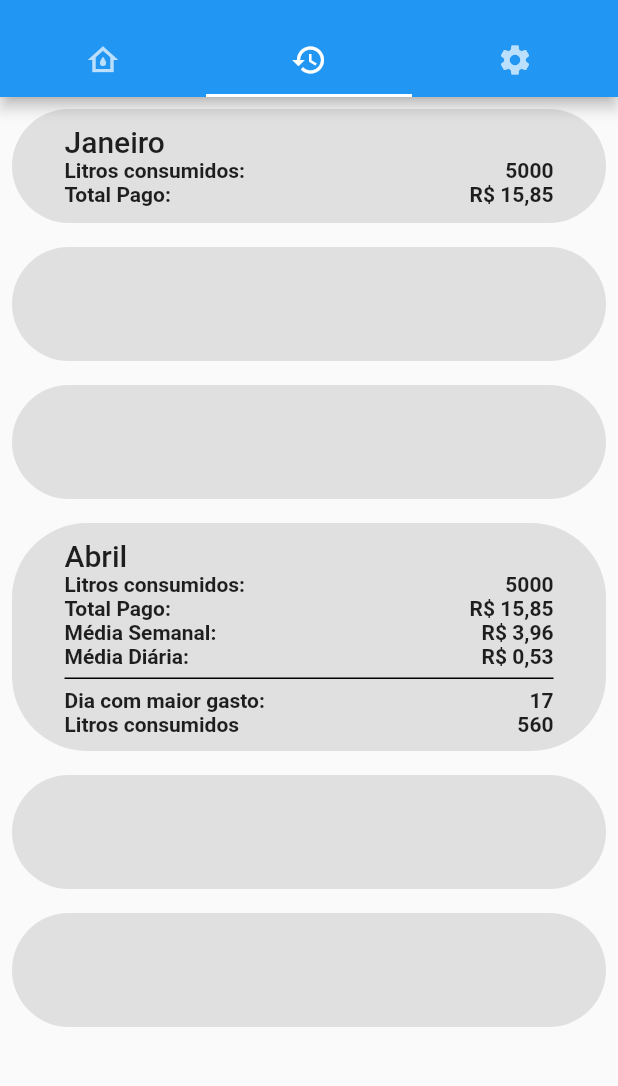
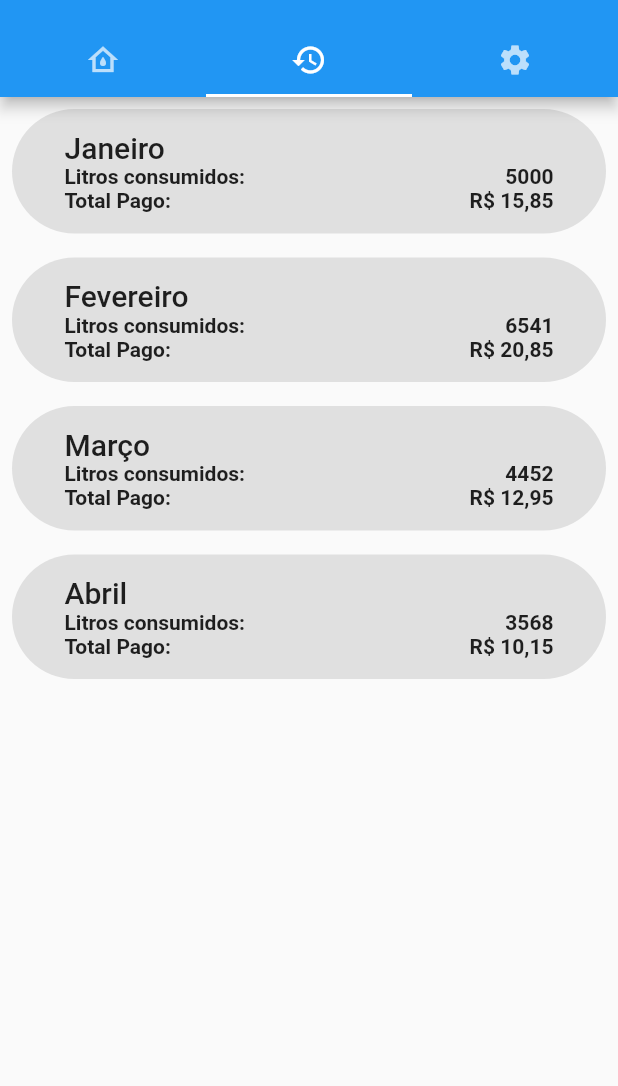
Before and after one commit to lucasdessy/flux-software, a Flutter app: the screen it shows after launch, tab 2 chosen, on a phone screen of 412 x 824 dp, the part 59-1145 px from its top. Run offline on Flutter 3.47's test engine with Material 2 defaults, Android fonts, the phone set to English and light mode, and no system bars; our stand-ins replace bloc, flutter_bloc, freezed_annotation, get_it, injectable.

Commit message:
made history tab more dynamic

```diff
--- /dev/null
+++ b/lib/domain/history/history.dart
@@ -0,0 +1,17 @@
+class History {
+  final String month;
+  final double consumedLiters;
+  final double totalPaid;
+  double get semanalAvg => totalPaid / 4;
+  double get diaryAvg => totalPaid / 30;
+  final int mostConsumedDay;
+  final double consumedLitersOnMostConsumedDay;
+
+  const History({
+    required this.month,
+    required this.consumedLiters,
+    required this.totalPaid,
+    required this.consumedLitersOnMostConsumedDay,
+    required this.mostConsumedDay,
+  });
+}
--- /dev/null
+++ b/lib/presentation/core/components/expansion_tile_flux.dart
@@ -0,0 +1,318 @@
+// Copy pasta from flutter source code. Modified to not
+// accept trailings and remove elevation/border
+
+// Copyright 2014 The Flutter Authors. All rights reserved.
+// Use of this source code is governed by a BSD-style license that can be
+// found in the LICENSE file.
+
+import 'package:flutter/material.dart';
+
+const Duration _kExpand = Duration(milliseconds: 200);
+
+/// A single-line [ListTile] with a trailing button that expands or collapses
+/// the tile to reveal or hide the [children].
+///
+/// This widget is typically used with [ListView] to create an
+/// "expand / collapse" list entry. When used with scrolling widgets like
+/// [ListView], a unique [PageStorageKey] must be specified to enable the
+/// [ExpansionTileFlux] to save and restore its expanded state when it is scrolled
+/// in and out of view.
+///
+/// This class overrides the [ListTileTheme.iconColor] and [ListTileTheme.textColor]
+/// theme properties for its [ListTile]. These colors animate between values when
+/// the tile is expanded and collapsed: between [iconColor], [collapsedIconColor] and
+/// between [textColor] and [collapsedTextColor].
+///
+/// See also:
+///
+///  * [ListTile], useful for creating expansion tile [children] when the
+///    expansion tile represents a sublist.
+///  * The "Expand and collapse" section of
+///    <https://material.io/components/lists#types>
+class ExpansionTileFlux extends StatefulWidget {
+  /// Creates a single-line [ListTile] with a trailing button that expands or collapses
+  /// the tile to reveal or hide the [children]. The [initiallyExpanded] property must
+  /// be non-null.
+  const ExpansionTileFlux({
+    Key? key,
+    this.leading,
+    required this.title,
+    this.subtitle,
+    this.onExpansionChanged,
+    this.children = const <Widget>[],
+    this.initiallyExpanded = false,
+    this.maintainState = false,
+    this.tilePadding,
+    this.expandedCrossAxisAlignment,
+    this.expandedAlignment,
+    this.childrenPadding,
+    this.backgroundColor,
+    this.collapsedBackgroundColor,
+    this.textColor,
+    this.collapsedTextColor,
+    this.iconColor,
+    this.collapsedIconColor,
+  })  : assert(initiallyExpanded != null),
+        assert(maintainState != null),
+        assert(
+          expandedCrossAxisAlignment != CrossAxisAlignment.baseline,
+          'CrossAxisAlignment.baseline is not supported since the expanded children '
+          'are aligned in a column, not a row. Try to use another constant.',
+        ),
+        super(key: key);
+
+  /// A widget to display before the title.
+  ///
+  /// Typically a [CircleAvatar] widget.
+  final Widget? leading;
+
+  /// The primary content of the list item.
+  ///
+  /// Typically a [Text] widget.
+  final Widget title;
+
+  /// Additional content displayed below the title.
+  ///
+  /// Typically a [Text] widget.
+  final Widget? subtitle;
+
+  /// Called when the tile expands or collapses.
+  ///
+  /// When the tile starts expanding, this function is called with the value
+  /// true. When the tile starts collapsing, this function is called with
+  /// the value false.
+  final ValueChanged<bool>? onExpansionChanged;
+
+  /// The widgets that are displayed when the tile expands.
+  ///
+  /// Typically [ListTile] widgets.
+  final List<Widget> children;
+
+  /// The color to display behind the sublist when expanded.
+  final Color? backgroundColor;
+
+  /// When not null, defines the background color of tile when the sublist is collapsed.
+  final Color? collapsedBackgroundColor;
+
+  /// Specifies if the list tile is initially expanded (true) or collapsed (false, the default).
+  final bool initiallyExpanded;
+
+  /// Specifies whether the state of the children is maintained when the tile expands and collapses.
+  ///
+  /// When true, the children are kept in the tree while the tile is collapsed.
+  /// When false (default), the children are removed from the tree when the tile is
+  /// collapsed and recreated upon expansion.
+  final bool maintainState;
+
+  /// Specifies padding for the [ListTile].
+  ///
+  /// Analogous to [ListTile.contentPadding], this property defines the insets for
+  /// the [leading], [title], [subtitle] and [trailing] widgets. It does not inset
+  /// the expanded [children] widgets.
+  ///
+  /// When the value is null, the tile's padding is `EdgeInsets.symmetric(horizontal: 16.0)`.
+  final EdgeInsetsGeometry? tilePadding;
+
+  /// Specifies the alignment of [children], which are arranged in a column when
+  /// the tile is expanded.
+  ///
+  /// The internals of the expanded tile make use of a [Column] widget for
+  /// [children], and [Align] widget to align the column. The `expandedAlignment`
+  /// parameter is passed directly into the [Align].
+  ///
+  /// Modifying this property controls the alignment of the column within the
+  /// expanded tile, not the alignment of [children] widgets within the column.
+  /// To align each child within [children], see [expandedCrossAxisAlignment].
+  ///
+  /// The width of the column is the width of the widest child widget in [children].
+  ///
+  /// When the value is null, the value of `expandedAlignment` is [Alignment.center].
+  final Alignment? expandedAlignment;
+
+  /// Specifies the alignment of each child within [children] when the tile is expanded.
+  ///
+  /// The internals of the expanded tile make use of a [Column] widget for
+  /// [children], and the `crossAxisAlignment` parameter is passed directly into the [Column].
+  ///
+  /// Modifying this property controls the cross axis alignment of each child
+  /// within its [Column]. Note that the width of the [Column] that houses
+  /// [children] will be the same as the widest child widget in [children]. It is
+  /// not necessarily the width of [Column] is equal to the width of expanded tile.
+  ///
+  /// To align the [Column] along the expanded tile, use the [expandedAlignment] property
+  /// instead.
+  ///
+  /// When the value is null, the value of `expandedCrossAxisAlignment` is [CrossAxisAlignment.center].
+  final CrossAxisAlignment? expandedCrossAxisAlignment;
+
+  /// Specifies padding for [children].
+  ///
+  /// When the value is null, the value of `childrenPadding` is [EdgeInsets.zero].
+  final EdgeInsetsGeometry? childrenPadding;
+
+  /// The icon color of tile's [trailing] expansion icon when the
+  /// sublist is expanded.
+  ///
+  /// Used to override to the [ListTileTheme.iconColor].
+  final Color? iconColor;
+
+  /// The icon color of tile's [trailing] expansion icon when the
+  /// sublist is collapsed.
+  ///
+  /// Used to override to the [ListTileTheme.iconColor].
+  final Color? collapsedIconColor;
+
+  /// The color of the tile's titles when the sublist is expanded.
+  ///
+  /// Used to override to the [ListTileTheme.textColor].
+  final Color? textColor;
+
+  /// The color of the tile's titles when the sublist is collapsed.
+  ///
+  /// Used to override to the [ListTileTheme.textColor].
+  final Color? collapsedTextColor;
+
+  @override
+  _ExpansionTileFluxState createState() => _ExpansionTileFluxState();
+}
+
+class _ExpansionTileFluxState extends State<ExpansionTileFlux>
+    with SingleTickerProviderStateMixin {
+  static final Animatable<double> _easeOutTween =
+      CurveTween(curve: Curves.easeOut);
+  static final Animatable<double> _easeInTween =
+      CurveTween(curve: Curves.easeIn);
+  static final Animatable<double> _halfTween =
+      Tween<double>(begin: 0.0, end: 0.5);
+
+  final ColorTween _borderColorTween = ColorTween();
+  final ColorTween _headerColorTween = ColorTween();
+  final ColorTween _iconColorTween = ColorTween();
+  final ColorTween _backgroundColorTween = ColorTween();
+
+  late AnimationController _controller;
+  late Animation<double> _iconTurns;
+  late Animation<double> _heightFactor;
+  late Animation<Color?> _borderColor;
+  late Animation<Color?> _headerColor;
+  late Animation<Color?> _iconColor;
+  late Animation<Color?> _backgroundColor;
+
+  bool _isExpanded = false;
+
+  @override
+  void initState() {
+    super.initState();
+    _controller = AnimationController(duration: _kExpand, vsync: this);
+    _heightFactor = _controller.drive(_easeInTween);
+    _iconTurns = _controller.drive(_halfTween.chain(_easeInTween));
+    _borderColor = _controller.drive(_borderColorTween.chain(_easeOutTween));
+    _headerColor = _controller.drive(_headerColorTween.chain(_easeInTween));
+    _iconColor = _controller.drive(_iconColorTween.chain(_easeInTween));
+    _backgroundColor =
+        _controller.drive(_backgroundColorTween.chain(_easeOutTween));
+
+    _isExpanded = PageStorage.of(context)?.readState(context) as bool? ??
+        widget.initiallyExpanded;
+    if (_isExpanded) _controller.value = 1.0;
+  }
+
+  @override
+  void dispose() {
+    _controller.dispose();
+    super.dispose();
+  }
+
+  void _handleTap() {
+    setState(() {
+      _isExpanded = !_isExpanded;
+      if (_isExpanded) {
+        _controller.forward();
+      } else {
+        _controller.reverse().then<void>((void value) {
+          if (!mounted) return;
+          setState(() {
+            // Rebuild without widget.children.
+          });
+        });
+      }
+      PageStorage.of(context)?.writeState(context, _isExpanded);
+    });
+    widget.onExpansionChanged?.call(_isExpanded);
+  }
+
+  Widget _buildChildren(BuildContext context, Widget? child) {
+    return Container(
+      decoration: BoxDecoration(
+        color: _backgroundColor.value ?? Colors.transparent,
+      ),
+      child: Column(
+        mainAxisSize: MainAxisSize.min,
+        children: <Widget>[
+          ListTileTheme.merge(
+            iconColor: _iconColor.value,
+            textColor: _headerColor.value,
+            child: ListTile(
+              onTap: _handleTap,
+              contentPadding: widget.tilePadding,
+              leading: widget.leading,
+              title: widget.title,
+              subtitle: widget.subtitle,
+            ),
+          ),
+          ClipRect(
+            child: Align(
+              alignment: widget.expandedAlignment ?? Alignment.center,
+              heightFactor: _heightFactor.value,
+              child: child,
+            ),
+          ),
+        ],
+      ),
+    );
+  }
+
+  @override
+  void didChangeDependencies() {
+    final ThemeData theme = Theme.of(context);
+    final ColorScheme colorScheme = theme.colorScheme;
+    _borderColorTween.end = theme.dividerColor;
+    _headerColorTween
+      ..begin = widget.collapsedTextColor ?? theme.textTheme.subtitle1!.color
+      ..end = widget.textColor ?? colorScheme.secondary;
+    _iconColorTween
+      ..begin = widget.collapsedIconColor ?? theme.unselectedWidgetColor
+      ..end = widget.iconColor ?? colorScheme.secondary;
+    _backgroundColorTween
+      ..begin = widget.collapsedBackgroundColor
+      ..end = widget.backgroundColor;
+    super.didChangeDependencies();
+  }
+
+  @override
+  Widget build(BuildContext context) {
+    final bool closed = !_isExpanded && _controller.isDismissed;
+    final bool shouldRemoveChildren = closed && !widget.maintainState;
+
+    final Widget result = Offstage(
+      child: TickerMode(
+        child: Padding(
+          padding: widget.childrenPadding ?? EdgeInsets.zero,
+          child: Column(
+            crossAxisAlignment:
+                widget.expandedCrossAxisAlignment ?? CrossAxisAlignment.center,
+            children: widget.children,
+          ),
+        ),
+        enabled: !closed,
+      ),
+      offstage: closed,
+    );
+
+    return AnimatedBuilder(
+      animation: _controller.view,
+      builder: _buildChildren,
+      child: shouldRemoveChildren ? null : result,
+    );
+  }
+}
--- a/lib/presentation/core/components/history_card.dart
+++ b/lib/presentation/core/components/history_card.dart
@@ -1,8 +1,16 @@
 import 'package:flutter/material.dart';
+
+import 'expansion_tile_flux.dart';
 
 class HistoryCard extends StatelessWidget {
   final List<Widget> children;
-  HistoryCard({Key? key, required this.children}) : super(key: key);
+  final List<Widget> header;
+  HistoryCard({
+    Key? key,
+    required this.children,
+    required this.header,
+  });
+
   @override
   Widget build(BuildContext context) {
     return ConstrainedBox(
@@ -13,10 +21,15 @@ class HistoryCard extends StatelessWidget {
         decoration: BoxDecoration(
             color: Colors.grey.shade300,
             borderRadius: BorderRadius.all(Radius.circular(50))),
-        child: Column(
-          crossAxisAlignment: CrossAxisAlignment.stretch,
-          mainAxisAlignment: MainAxisAlignment.start,
+        child: ExpansionTileFlux(
+          title: Column(
+            crossAxisAlignment: CrossAxisAlignment.stretch,
+            mainAxisAlignment: MainAxisAlignment.start,
+            children: header,
+          ),
           children: children,
+          tilePadding: EdgeInsets.zero,
+          childrenPadding: EdgeInsets.zero,
         ),
       ),
     );
--- a/lib/presentation/core/tabs.dart
+++ b/lib/presentation/core/tabs.dart
@@ -1,4 +1,5 @@
 import 'package:flutter/material.dart';
+import 'package:flux_software/domain/history/history.dart';
 import 'package:flux_software/presentation/pages/history/history.dart';
 import 'package:flux_software/presentation/pages/home/home.dart';
 import 'package:flux_software/presentation/pages/settings/settings.dart';
@@ -34,7 +35,34 @@ class Tabs extends StatelessWidget {
         body: TabBarView(
           children: [
             HomePage(),
-            HistoryPage(),
+            HistoryPage(
+              history: [
+                History(
+                    month: 'Janeiro',
+                    consumedLiters: 5000,
+                    totalPaid: 15.85,
+                    consumedLitersOnMostConsumedDay: 600,
+                    mostConsumedDay: 17),
+                History(
+                    month: 'Fevereiro',
+                    consumedLiters: 6541,
+                    totalPaid: 20.85,
+                    consumedLitersOnMostConsumedDay: 765,
+                    mostConsumedDay: 10),
+                History(
+                    month: 'Março',
+                    consumedLiters: 4452,
+                    totalPaid: 12.95,
+                    consumedLitersOnMostConsumedDay: 260,
+                    mostConsumedDay: 29),
+                History(
+                    month: 'Abril',
+                    consumedLiters: 3568,
+                    totalPaid: 10.15,
+                    consumedLitersOnMostConsumedDay: 325,
+                    mostConsumedDay: 5),
+              ],
+            ),
             SettingsPage(),
           ],
         ),
--- a/lib/presentation/pages/history/history.dart
+++ b/lib/presentation/pages/history/history.dart
@@ -1,24 +1,26 @@
 import 'package:flutter/material.dart';
-import 'package:flutter_bloc/flutter_bloc.dart';
-import 'package:flux_software/application/bloc/settings_bloc.dart';
+import 'package:flux_software/domain/history/history.dart';
 import 'package:flux_software/presentation/core/components/history_card.dart';
 import 'package:flux_software/presentation/core/components/separator.dart';
-import 'package:flux_software/util/region_money_calculator.dart';
+import 'package:flux_software/util/money_formatter.dart';
 
 class HistoryPage extends StatelessWidget {
+  final List<History> history;
+
+  const HistoryPage({Key? key, required this.history}) : super(key: key);
+
   @override
   Widget build(BuildContext context) {
-    return CustomScrollView(
-      slivers: [
-        SliverToBoxAdapter(child: BlocBuilder<SettingsBloc, SettingsState>(
-          builder: (context, state) {
     return ListView(
         shrinkWrap: true,
-              children: [
-                HistoryCard(
-                  children: [
+        children: history
+            .asMap()
+            .keys
+            .map<HistoryCard>(
+              (i) => HistoryCard(
+                header: [
                   Text(
-                      'Janeiro',
+                    '${history[i].month}',
                     style: Theme.of(context).textTheme.headline6,
                   ),
                   Row(
@@ -26,18 +28,12 @@ class HistoryPage extends StatelessWidget {
                     children: [
                       Text(
                         'Litros consumidos:',
-                          style: Theme.of(context)
-                              .textTheme
-                              .bodyText1
-                              ?.copyWith(
+                        style: Theme.of(context).textTheme.bodyText1?.copyWith(
                             fontWeight: FontWeight.w700, fontSize: 14),
                       ),
                       Text(
-                          '5000',
-                          style: Theme.of(context)
-                              .textTheme
-                              .bodyText1
-                              ?.copyWith(
+                        '${history[i].consumedLiters.toInt()}',
+                        style: Theme.of(context).textTheme.bodyText1?.copyWith(
                             fontWeight: FontWeight.w700, fontSize: 14),
                       ),
                     ],
@@ -47,95 +43,29 @@ class HistoryPage extends StatelessWidget {
                     children: [
                       Text(
                         'Total Pago:',
-                          style: Theme.of(context)
-                              .textTheme
-                              .bodyText1
-                              ?.copyWith(
+                        style: Theme.of(context).textTheme.bodyText1?.copyWith(
                             fontWeight: FontWeight.w700, fontSize: 14),
                       ),
                       Text(
-                          '${RegionMoneyCalculator.formatValue(5000, state.settings.region)}',
-                          style: Theme.of(context)
-                              .textTheme
-                              .bodyText1
-                              ?.copyWith(
+                        '${MoneyFormatter.format(history[i].totalPaid)}',
+                        style: Theme.of(context).textTheme.bodyText1?.copyWith(
                             fontWeight: FontWeight.w700, fontSize: 14),
                       ),
                     ],
                   ),
                 ],
-                ),
-                HistoryCard(
-                  children: [],
-                ),
-                HistoryCard(
-                  children: [],
-                ),
-                HistoryCard(
                 children: [
-                    Text(
-                      'Abril',
-                      style: Theme.of(context).textTheme.headline6,
-                    ),
-                    Row(
-                      mainAxisAlignment: MainAxisAlignment.spaceBetween,
-                      children: [
-                        Text(
-                          'Litros consumidos:',
-                          style: Theme.of(context)
-                              .textTheme
-                              .bodyText1
-                              ?.copyWith(
-                                  fontWeight: FontWeight.w700, fontSize: 14),
-                        ),
-                        Text(
-                          '5000',
-                          style: Theme.of(context)
-                              .textTheme
-                              .bodyText1
-                              ?.copyWith(
-                                  fontWeight: FontWeight.w700, fontSize: 14),
-                        ),
-                      ],
-                    ),
-                    Row(
-                      mainAxisAlignment: MainAxisAlignment.spaceBetween,
-                      children: [
-                        Text(
-                          'Total Pago:',
-                          style: Theme.of(context)
-                              .textTheme
-                              .bodyText1
-                              ?.copyWith(
-                                  fontWeight: FontWeight.w700, fontSize: 14),
-                        ),
-                        Text(
-                          '${RegionMoneyCalculator.formatValue(5000, state.settings.region)}',
-                          style: Theme.of(context)
-                              .textTheme
-                              .bodyText1
-                              ?.copyWith(
-                                  fontWeight: FontWeight.w700, fontSize: 14),
-                        ),
-                      ],
-                    ),
                   Row(
                     mainAxisAlignment: MainAxisAlignment.spaceBetween,
                     children: [
                       Text(
                         'Média Semanal:',
-                          style: Theme.of(context)
-                              .textTheme
-                              .bodyText1
-                              ?.copyWith(
+                        style: Theme.of(context).textTheme.bodyText1?.copyWith(
                             fontWeight: FontWeight.w700, fontSize: 14),
                       ),
                       Text(
-                          '${RegionMoneyCalculator.formatValue(5000 / 4, state.settings.region)}',
-                          style: Theme.of(context)
-                              .textTheme
-                              .bodyText1
-                              ?.copyWith(
+                        '${MoneyFormatter.format(history[i].semanalAvg)}',
+                        style: Theme.of(context).textTheme.bodyText1?.copyWith(
                             fontWeight: FontWeight.w700, fontSize: 14),
                       ),
                     ],
@@ -145,18 +75,12 @@ class HistoryPage extends StatelessWidget {
                     children: [
                       Text(
                         'Média Diária:',
-                          style: Theme.of(context)
-                              .textTheme
-                              .bodyText1
-                              ?.copyWith(
+                        style: Theme.of(context).textTheme.bodyText1?.copyWith(
                             fontWeight: FontWeight.w700, fontSize: 14),
                       ),
                       Text(
-                          '${RegionMoneyCalculator.formatValue(5000 / 30, state.settings.region)}',
-                          style: Theme.of(context)
-                              .textTheme
-                              .bodyText1
-                              ?.copyWith(
+                        '${MoneyFormatter.format(history[i].diaryAvg)}',
+                        style: Theme.of(context).textTheme.bodyText1?.copyWith(
                             fontWeight: FontWeight.w700, fontSize: 14),
                       ),
                     ],
@@ -167,18 +91,12 @@ class HistoryPage extends StatelessWidget {
                     children: [
                       Text(
                         'Dia com maior gasto:',
-                          style: Theme.of(context)
-                              .textTheme
-                              .bodyText1
-                              ?.copyWith(
+                        style: Theme.of(context).textTheme.bodyText1?.copyWith(
                             fontWeight: FontWeight.w700, fontSize: 14),
                       ),
                       Text(
-                          '17',
-                          style: Theme.of(context)
-                              .textTheme
-                              .bodyText1
-                              ?.copyWith(
+                        '${history[i].mostConsumedDay}',
+                        style: Theme.of(context).textTheme.bodyText1?.copyWith(
                             fontWeight: FontWeight.w700, fontSize: 14),
                       ),
                     ],
@@ -188,35 +106,19 @@ class HistoryPage extends StatelessWidget {
                     children: [
                       Text(
                         'Litros consumidos',
-                          style: Theme.of(context)
-                              .textTheme
-                              .bodyText1
-                              ?.copyWith(
+                        style: Theme.of(context).textTheme.bodyText1?.copyWith(
                             fontWeight: FontWeight.w700, fontSize: 14),
                       ),
                       Text(
-                          '560',
-                          style: Theme.of(context)
-                              .textTheme
-                              .bodyText1
-                              ?.copyWith(
+                        '${history[i].consumedLitersOnMostConsumedDay.toInt()}',
+                        style: Theme.of(context).textTheme.bodyText1?.copyWith(
                             fontWeight: FontWeight.w700, fontSize: 14),
                       ),
                     ],
-                    ),
+                  )
                 ],
               ),
-                HistoryCard(
-                  children: [],
-                ),
-                HistoryCard(
-                  children: [],
-                ),
-              ],
-            );
-          },
-        ))
-      ],
-    );
+            )
+            .toList());
   }
 }
--- /dev/null
+++ b/lib/util/money_formatter.dart
@@ -0,0 +1,9 @@
+import 'package:intl/intl.dart';
+
+class MoneyFormatter {
+  static String format(
+    double value,
+  ) {
+    return NumberFormat.currency(locale: 'pt_BR', symbol: 'R\$').format(value);
+  }
+}
```
Lines whose indentation alone changed are shown as unchanged.
